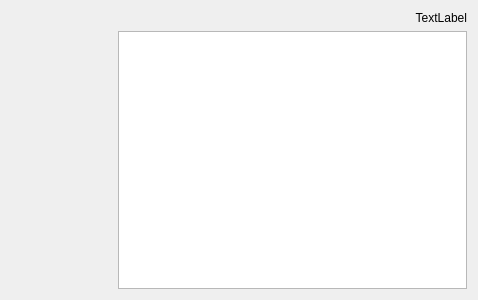
First picture: the form in mediaflyplayer/forms/MediaflyMenu.ui, repository tex/mediafly, before the edit.
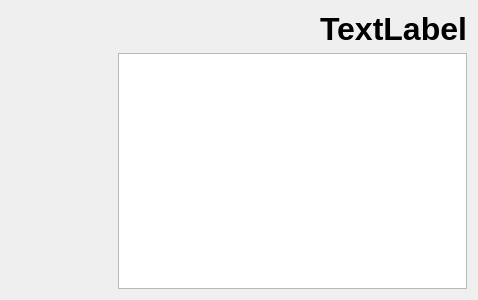
Second picture: the form after the edit. Icons and pictures are not drawn. Custom widgets are drawn as their Qt base class.

Commit message: Use large fonts (this is neccessary on TV).

Diff of the .ui file:
```diff
--- a/mediaflyplayer/forms/MediaflyMenu.ui
+++ b/mediaflyplayer/forms/MediaflyMenu.ui
@@ -15,6 +15,13 @@
   <layout class="QGridLayout" name="gridLayout" >
    <item row="0" column="0" colspan="2" >
     <widget class="QLabel" name="m_header" >
+     <property name="font" >
+      <font>
+       <pointsize>24</pointsize>
+       <weight>75</weight>
+       <bold>true</bold>
+      </font>
+     </property>
      <property name="text" >
       <string>TextLabel</string>
      </property>
@@ -46,7 +53,13 @@
     </widget>
    </item>
    <item row="1" column="1" >
-    <widget class="mf::List" name="m_listView" />
+    <widget class="mf::List" name="m_listView" >
+     <property name="font" >
+      <font>
+       <pointsize>20</pointsize>
+      </font>
+     </property>
+    </widget>
    </item>
   </layout>
  </widget>
```
The commit also changes 3 other files.
